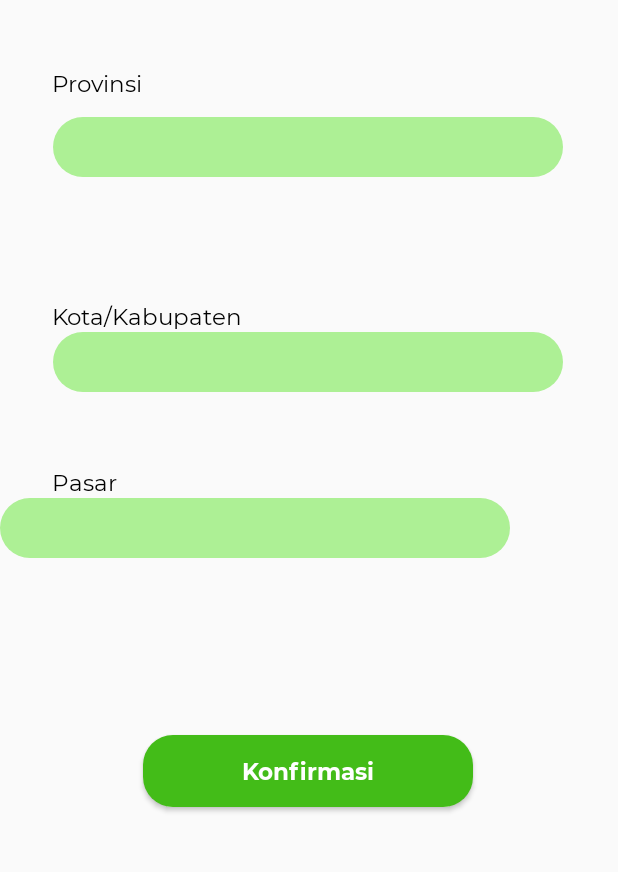
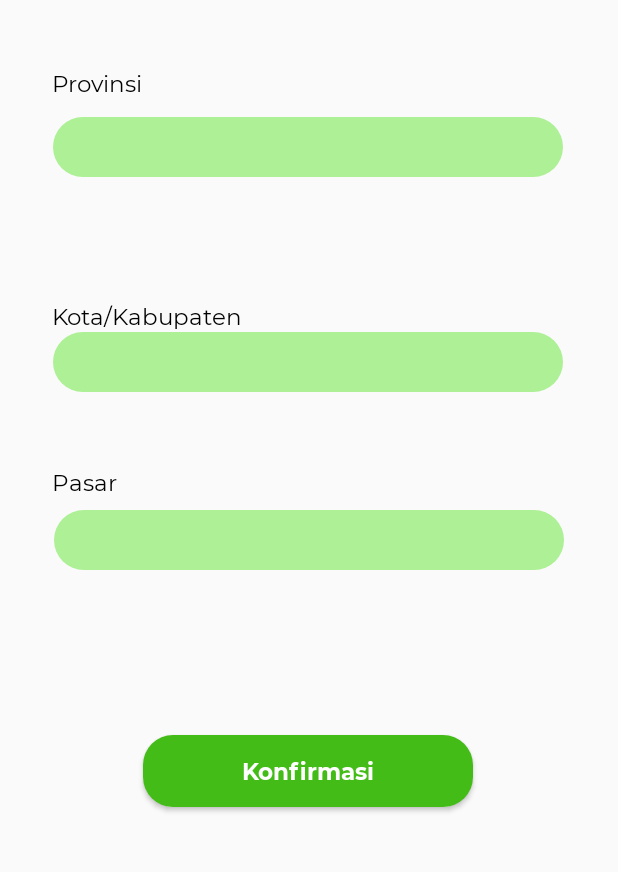
Before and after one commit to ayukinanthi/ProyekMbako, an Android app: the ChooseLoc screen opened directly, with no data from a screen before it, on a phone screen of 412 x 824 dp, the part 308-1180 px from its top. Run offline under Robolectric (Android 15) with nearby library versions, the phone set to English and light mode, and no system bars.

Commit message:
2nd commit (ngubah margin dropdownnya pasar)

```diff
--- a/app/src/main/res/layout/activity_choose_loc.xml
+++ b/app/src/main/res/layout/activity_choose_loc.xml
@@ -95,10 +95,13 @@
     <Spinner
         android:layout_width="340dp"
         android:layout_height="40dp"
+        android:layout_marginTop="8dp"
+        android:layout_marginEnd="36dp"
+        android:layout_marginRight="36dp"
         android:background="@drawable/btn_round_gray"
-        tools:layout_editor_absoluteX="35dp"
-        tools:layout_editor_absoluteY="510dp"
-        app:layout_constraintTop_toBottomOf="@+id/textpasar"/>
+        app:layout_constraintEnd_toEndOf="parent"
+        app:layout_constraintTop_toBottomOf="@+id/textpasar"
+        tools:ignore="MissingConstraints" />
 
     <Button
         android:id="@+id/buttonConfirm"
```
